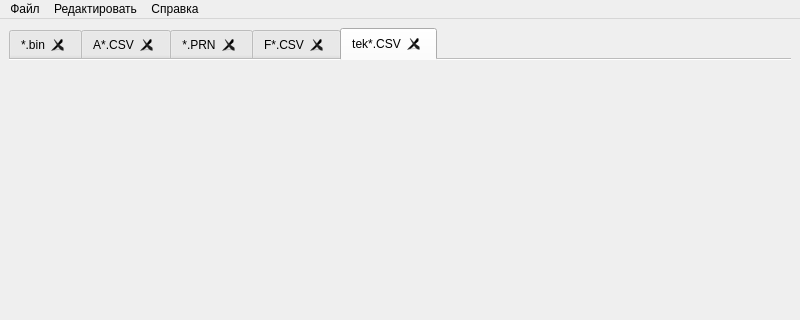
First picture: the form in ui/experimenttemplate.ui, repository Asmedyanov/SignalViewer_GunTeam, before the edit; both pictures show x 0 to 800 and y 0 to 320 of the 800 by 600 pixel window.
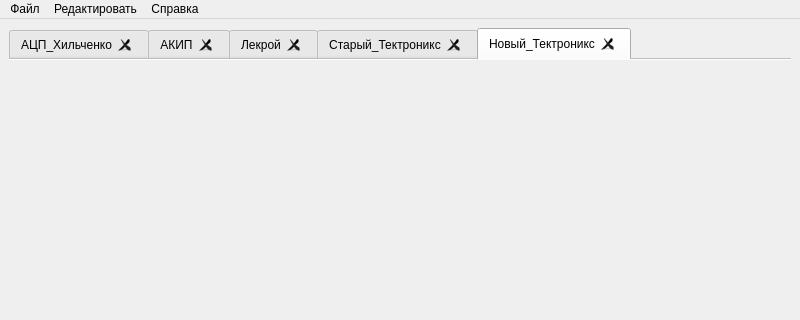
Second picture: the form after the edit. The open tabs and pages were chosen to show the change.

```diff
--- a/ui/experimenttemplate.ui
+++ b/ui/experimenttemplate.ui
@@ -36,27 +36,27 @@
         </property>
         <widget class="QWidget" name="tab">
          <attribute name="title">
-          <string>*.bin</string>
+          <string>АЦП_Хильченко</string>
          </attribute>
         </widget>
         <widget class="QWidget" name="tab_2">
          <attribute name="title">
-          <string>A*.CSV</string>
+          <string>АКИП</string>
          </attribute>
         </widget>
         <widget class="QWidget" name="tab_3">
          <attribute name="title">
-          <string>*.PRN</string>
+          <string>Лекрой</string>
          </attribute>
         </widget>
         <widget class="QWidget" name="tab_4">
          <attribute name="title">
-          <string>F*.CSV</string>
+          <string>Старый_Тектроникс</string>
          </attribute>
         </widget>
         <widget class="QWidget" name="tab_5">
          <attribute name="title">
-          <string>tek*.CSV</string>
+          <string>Новый_Тектроникс</string>
          </attribute>
         </widget>
        </widget>
```
Left out of the diff: 2 changed lines with no effect on the pictures.
